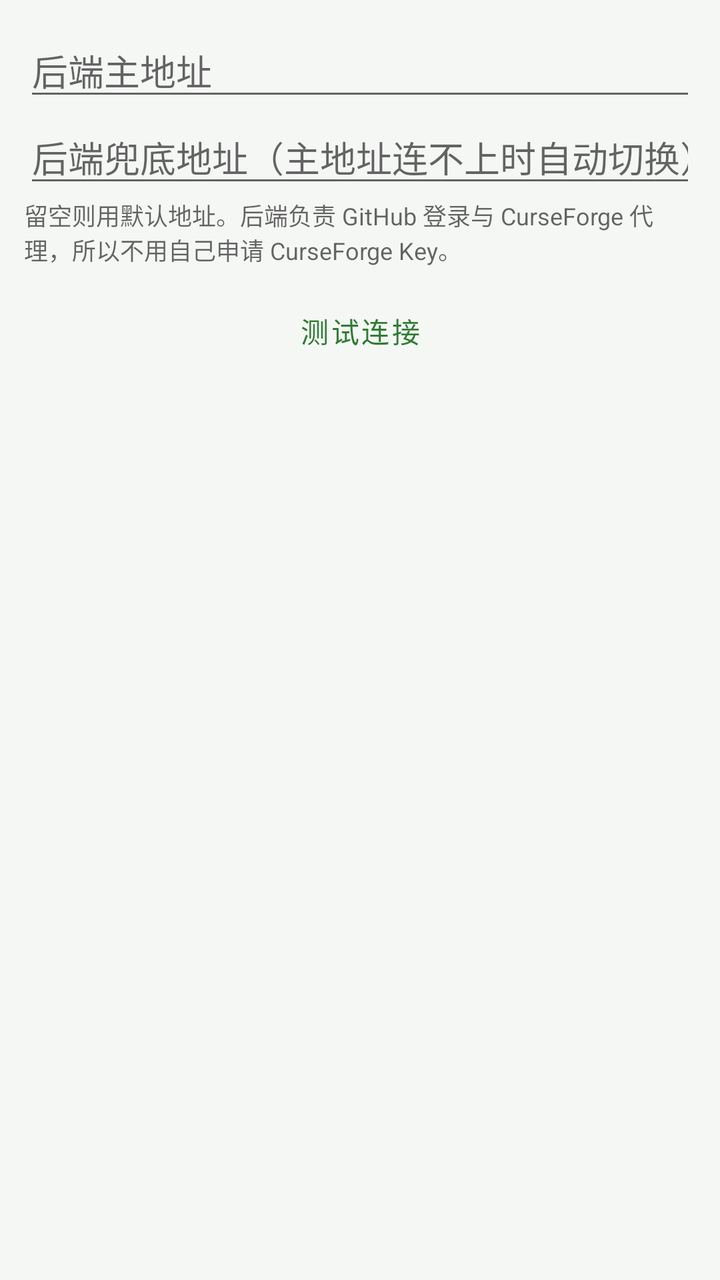
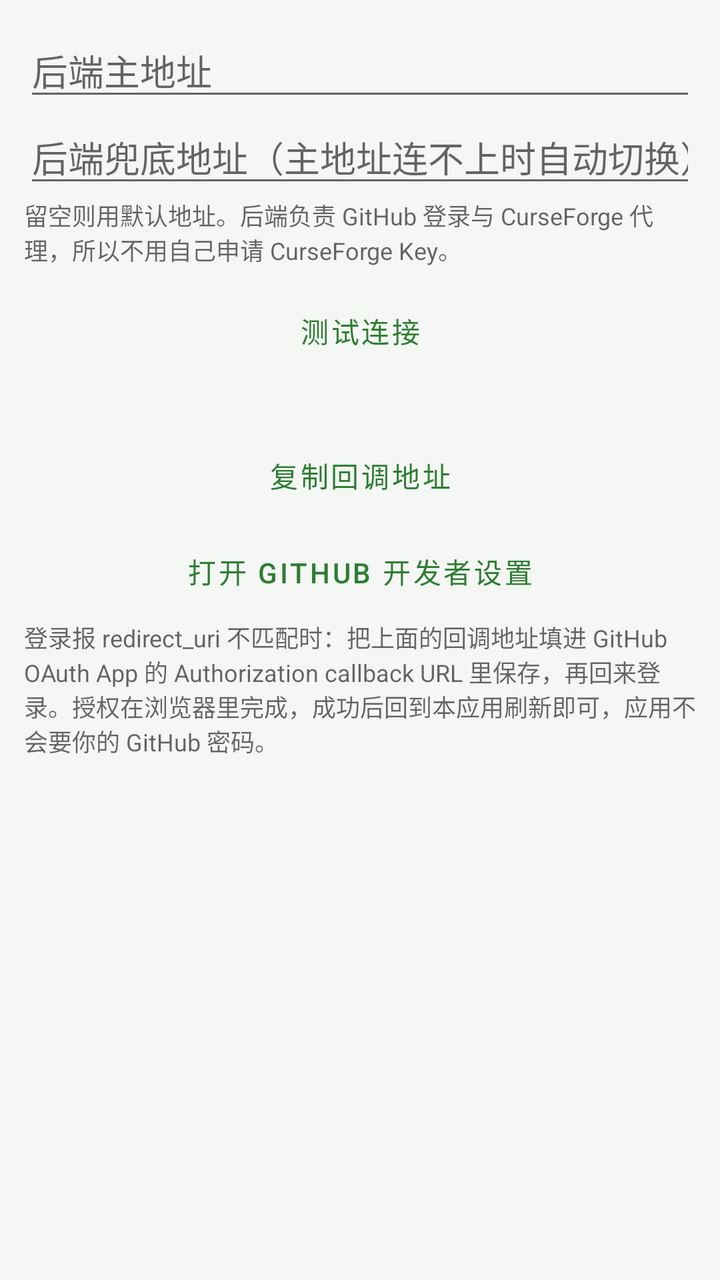

Two renders of the same Android screen: before a commit and after it. Below are the layout's source before the change and the commit's diff.
<!-- AndroidManifest.xml: application theme Theme.ModMigrator -->
<!-- res/layout/fragment_settings_backend.xml -->
<?xml version="1.0" encoding="utf-8"?>
<ScrollView xmlns:android="http://schemas.android.com/apk/res/android"
    android:layout_width="match_parent"
    android:layout_height="match_parent"
    android:padding="12dp">

    <LinearLayout
        android:layout_width="match_parent"
        android:layout_height="wrap_content"
        android:orientation="vertical">

        <EditText
            android:id="@+id/etBase"
            android:layout_width="match_parent"
            android:layout_height="wrap_content"
            android:hint="@string/cfg_backend_base"
            android:inputType="textUri"
            android:singleLine="true" />

        <EditText
            android:id="@+id/etBackup"
            android:layout_width="match_parent"
            android:layout_height="wrap_content"
            android:hint="@string/cfg_backend_backup"
            android:inputType="textUri"
            android:singleLine="true" />

        <TextView
            android:layout_width="match_parent"
            android:layout_height="wrap_content"
            android:paddingBottom="8dp"
            android:text="@string/cfg_backend_hint"
            android:textColor="@color/textSecondary"
            android:textSize="12sp" />

        <Button
            android:id="@+id/btnProbe"
            style="@style/Widget.MaterialComponents.Button.OutlinedButton"
            android:layout_width="match_parent"
            android:layout_height="wrap_content"
            android:text="@string/btn_test_conn" />

        <TextView
            android:id="@+id/tvState"
            android:layout_width="match_parent"
            android:layout_height="wrap_content"
            android:textColor="@color/textSecondary"
            android:textSize="12sp" />
    </LinearLayout>
</ScrollView>
<!-- resources referenced by this layout -->
<resources>
  <color name="textSecondary">#99000000</color>
  <string name="btn_test_conn">测试连接</string>
  <string name="cfg_backend_backup">后端兜底地址（主地址连不上时自动切换）</string>
  <string name="cfg_backend_base">后端主地址</string>
  <string name="cfg_backend_hint">留空则用默认地址。后端负责 GitHub 登录与 CurseForge 代理，所以不用自己申请 CurseForge Key。</string>
  <style name="Theme.ModMigrator" parent="Theme.MaterialComponents.DayNight.NoActionBar">
          <item name="colorPrimary">@color/primary</item>
          <item name="colorPrimaryDark">@color/primaryDark</item>
          <item name="colorAccent">@color/accent</item>
          <item name="android:windowBackground">@color/bg</item>
          <item name="android:statusBarColor">@color/primaryDark</item>
          <item name="preferenceTheme">@style/PreferenceThemeOverlay</item>
      </style>
  <color name="primary">#FF2E7D32</color>
  <color name="primaryDark">#FF1B5E20</color>
  <color name="accent">#FF66BB6A</color>
  <color name="bg">#FFF5F7F5</color>
</resources>

<!-- the commit's change to res/layout/fragment_settings_backend.xml (unified diff, before → after) -->
@@ -41,6 +41,36 @@
             android:text="@string/btn_test_conn" />
 
         <TextView
+            android:id="@+id/tvCb"
+            android:layout_width="match_parent"
+            android:layout_height="wrap_content"
+            android:paddingTop="8dp"
+            android:textColor="@color/textSecondary"
+            android:textSize="12sp" />
+
+        <Button
+            android:id="@+id/btnCopyCb"
+            style="@style/Widget.MaterialComponents.Button.OutlinedButton"
+            android:layout_width="match_parent"
+            android:layout_height="wrap_content"
+            android:text="@string/cfg_copy_callback" />
+
+        <Button
+            android:id="@+id/btnGhOauth"
+            style="@style/Widget.MaterialComponents.Button.TextButton"
+            android:layout_width="match_parent"
+            android:layout_height="wrap_content"
+            android:text="@string/cfg_gh_oauth" />
+
+        <TextView
+            android:layout_width="match_parent"
+            android:layout_height="wrap_content"
+            android:paddingBottom="8dp"
+            android:text="@string/cfg_callback_hint"
+            android:textColor="@color/textSecondary"
+            android:textSize="12sp" />
+
+        <TextView
             android:id="@+id/tvState"
             android:layout_width="match_parent"
             android:layout_height="wrap_content"
<!-- resource entries referenced after the edit -->
@@ -5,6 +5,9 @@
   <string name="cfg_backend_backup">后端兜底地址（主地址连不上时自动切换）</string>
   <string name="cfg_backend_base">后端主地址</string>
   <string name="cfg_backend_hint">留空则用默认地址。后端负责 GitHub 登录与 CurseForge 代理，所以不用自己申请 CurseForge Key。</string>
+  <string name="cfg_callback_hint">登录报 redirect_uri 不匹配时：把上面的回调地址填进 GitHub OAuth App 的 Authorization callback URL 里保存，再回来登录。授权在浏览器里完成，成功后回到本应用刷新即可，应用不会要你的 GitHub 密码。</string>
+  <string name="cfg_copy_callback">复制回调地址</string>
+  <string name="cfg_gh_oauth">打开 GitHub 开发者设置</string>
   <style name="Theme.ModMigrator" parent="Theme.MaterialComponents.DayNight.NoActionBar">
           <item name="colorPrimary">@color/primary</item>
           <item name="colorPrimaryDark">@color/primaryDark</item>
